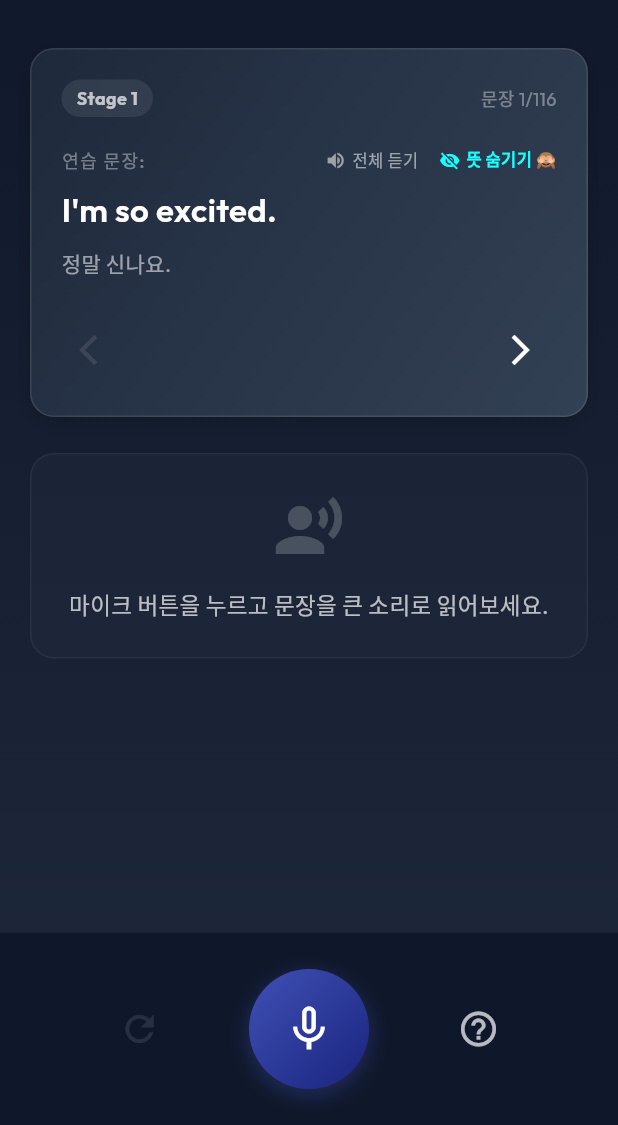
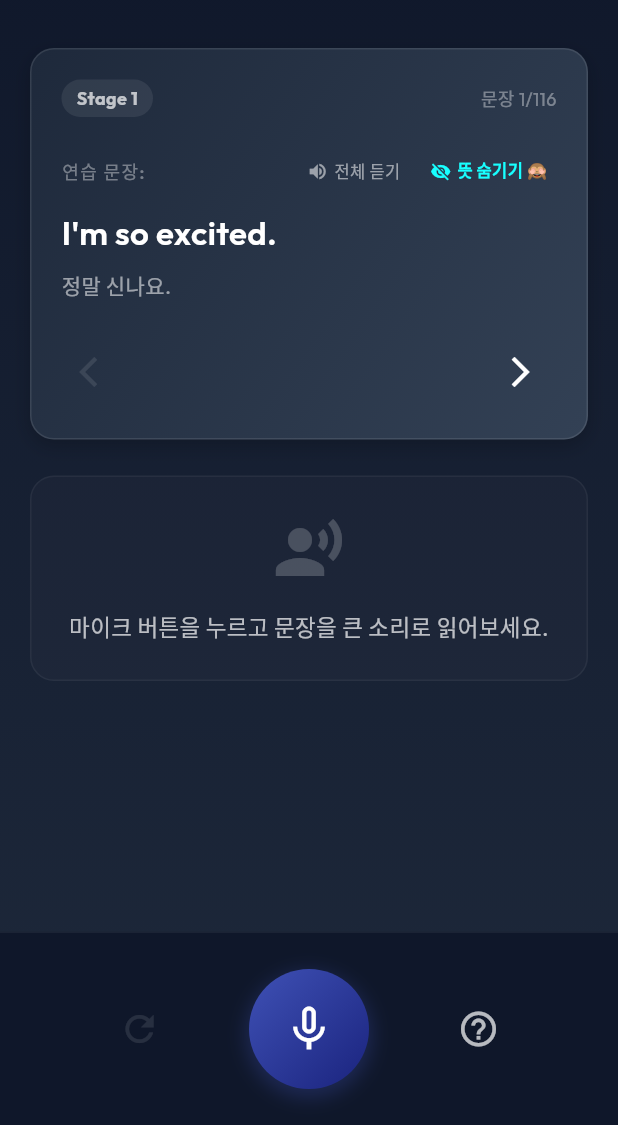
Before and after one commit to plan153/my_english_app, a Flutter app: the screen it shows after launch, on a phone screen of 412 x 824 dp, the part 111-1236 px from its top. Run offline on Flutter 3.47's test engine with Material 3 defaults, Android fonts, the light colour scheme and no system bars; our stand-ins replace audioplayers, file_picker, flutter_tts, google_fonts, permission_handler, shared_preferences and 1 more; missing offline and left inert: dart:html, dart:js, string_similarity.

Commit message:
fix: make listen and translation gestures opaque and increase click target area padding

```diff
--- a/lib/screens/practice_screen.dart
+++ b/lib/screens/practice_screen.dart
@@ -701,9 +701,12 @@ class _PracticeScreenState extends State<PracticeScreen> {
                 mainAxisSize: MainAxisSize.min,
                 children: [
                   GestureDetector(
+                    behavior: HitTestBehavior.opaque,
                     onTap: () => TtsService.speak(sentence.text),
                     child: MouseRegion(
                       cursor: SystemMouseCursors.click,
+                      child: Padding(
+                        padding: const EdgeInsets.symmetric(horizontal: 6, vertical: 8),
                         child: Row(
                           mainAxisSize: MainAxisSize.min,
                           children: [
@@ -717,8 +720,10 @@ class _PracticeScreenState extends State<PracticeScreen> {
                         ),
                       ),
                     ),
-                  const SizedBox(width: 14),
+                  ),
+                  const SizedBox(width: 8),
                   GestureDetector(
+                    behavior: HitTestBehavior.opaque,
                     onTap: () {
                       setState(() {
                         _showTranslation = !_showTranslation;
@@ -726,6 +731,8 @@ class _PracticeScreenState extends State<PracticeScreen> {
                     },
                     child: MouseRegion(
                       cursor: SystemMouseCursors.click,
+                      child: Padding(
+                        padding: const EdgeInsets.symmetric(horizontal: 6, vertical: 8),
                         child: Row(
                           mainAxisSize: MainAxisSize.min,
                           children: [
@@ -746,6 +753,7 @@ class _PracticeScreenState extends State<PracticeScreen> {
                               ),
                             ),
                           ],
+                        ),
                       ),
                     ),
                   ),
```
Lines whose indentation alone changed are shown as unchanged.
